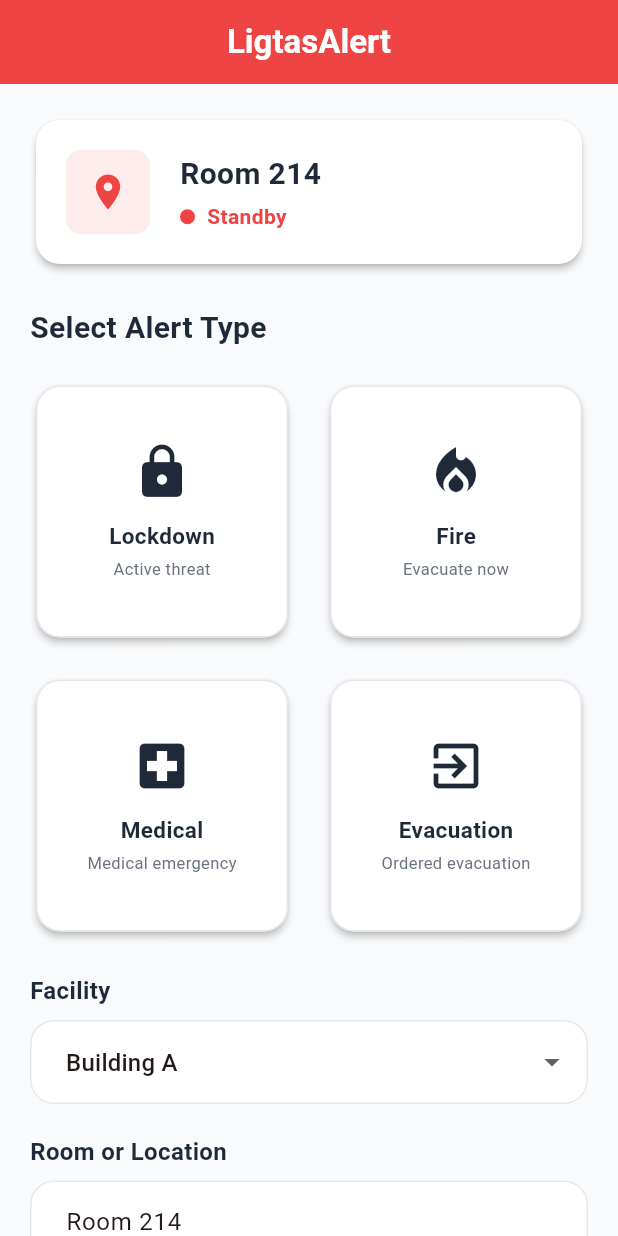
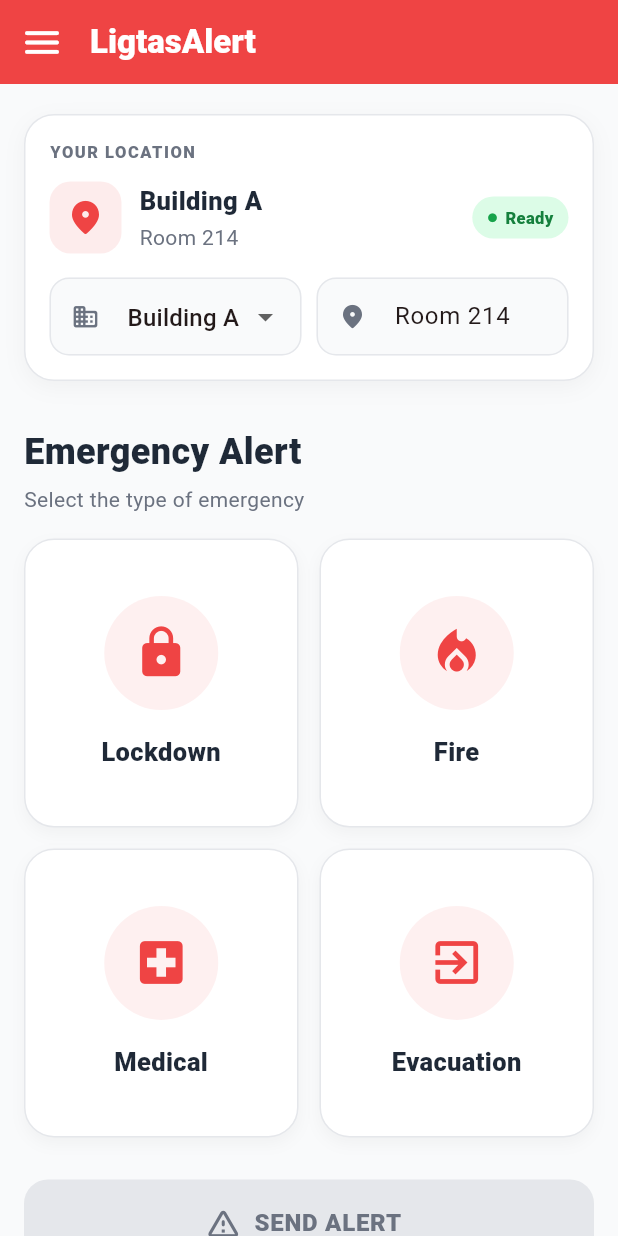
Before and after one commit to AlphaQbit/LigtasAlert_MAD, a Flutter app: the screen it shows after launch, on a phone screen of 412 x 824 dp. Run offline on Flutter 3.47's test engine with Material 3 defaults, Android fonts, the phone set to English and light mode, and no system bars.

Commit message:
update ui

```diff
--- a/lib/home_page.dart
+++ b/lib/home_page.dart
@@ -25,28 +25,59 @@ class _HomePageState extends State<HomePage> {
       backgroundColor: kBg,
       appBar: AppBar(
         backgroundColor: kPrimary,
+        foregroundColor: Colors.white,
         elevation: 0,
-        centerTitle: true,
+        titleSpacing: 4,
+        leading: IconButton(
+          icon: const Icon(
+            Icons.menu_rounded,
+            size: 30,
+          ),
+          onPressed: () {},
+        ),
         title: const Text(
           'LigtasAlert',
           style: TextStyle(
-            color: Colors.white,
-            fontWeight: FontWeight.bold,
+            fontSize: 22,
+            fontWeight: FontWeight.w800,
           ),
         ),
       ),
       body: SafeArea(
         child: SingleChildScrollView(
-          padding: const EdgeInsets.all(20),
+          padding: const EdgeInsets.fromLTRB(16, 20, 16, 32),
           child: Column(
             crossAxisAlignment: CrossAxisAlignment.stretch,
             children: [
-              _buildStatusCard(),
-              const SizedBox(height: 24),
-              _buildAlertTypeSection(),
-              const SizedBox(height: 24),
-              _buildFormSection(),
-              const SizedBox(height: 24),
+              _buildLocationPanel(),
+
+              const SizedBox(height: 30),
+
+              const Text(
+                'Emergency Alert',
+                style: TextStyle(
+                  fontSize: 24,
+                  fontWeight: FontWeight.w800,
+                  color: kTextPrimary,
+                ),
+              ),
+
+              const SizedBox(height: 5),
+
+              const Text(
+                'Select the type of emergency',
+                style: TextStyle(
+                  fontSize: 14,
+                  color: kTextSecondary,
+                ),
+              ),
+
+              const SizedBox(height: 16),
+
+              _buildAlertGrid(),
+
+              const SizedBox(height: 28),
+
               _buildSendButton(),
             ],
           ),
@@ -55,266 +86,370 @@ class _HomePageState extends State<HomePage> {
     );
   }
 
-  Widget _buildStatusCard() {
-    return Card(
+  Widget _buildLocationPanel() {
+    final facility = facilities.firstWhere(
+      (item) => item.id == _facility,
+      orElse: () => facilities.first,
+    );
+
+    return Container(
+      padding: const EdgeInsets.all(16),
+      decoration: BoxDecoration(
         color: kSurface,
-      elevation: 2,
-      shape: RoundedRectangleBorder(borderRadius: BorderRadius.circular(16)),
-      child: Padding(
-        padding: const EdgeInsets.all(20),
-        child: Row(
+        borderRadius: BorderRadius.circular(20),
+        border: Border.all(
+          color: kBorder,
+        ),
+        boxShadow: [
+          BoxShadow(
+            color: Colors.black.withValues(alpha: 0.04),
+            blurRadius: 12,
+            offset: const Offset(0, 4),
+          ),
+        ],
+      ),
+      child: Column(
+        crossAxisAlignment: CrossAxisAlignment.start,
+        children: [
+          const Text(
+            'YOUR LOCATION',
+            style: TextStyle(
+              fontSize: 11,
+              fontWeight: FontWeight.w800,
+              letterSpacing: 1,
+              color: kTextSecondary,
+            ),
+          ),
+
+          const SizedBox(height: 12),
+
+          Row(
             children: [
               Container(
-              padding: const EdgeInsets.all(14),
+                width: 48,
+                height: 48,
                 decoration: BoxDecoration(
-                color: kPrimary.withValues(alpha: 0.1),
-                borderRadius: BorderRadius.circular(10),
+                  color: kPrimary.withValues(alpha: 0.10),
+                  borderRadius: BorderRadius.circular(14),
                 ),
-              child: const Icon(Icons.location_on, color: kPrimary, size: 28),
+                child: const Icon(
+                  Icons.location_on_rounded,
+                  color: kPrimary,
+                  size: 27,
                 ),
-            const SizedBox(width: 20),
+              ),
+
+              const SizedBox(width: 12),
+
               Expanded(
                 child: Column(
                   crossAxisAlignment: CrossAxisAlignment.start,
                   children: [
                     Text(
-                    _room.text,
+                      facility.label,
                       style: const TextStyle(
-                      fontSize: 20,
-                      fontWeight: FontWeight.bold,
+                        fontSize: 17,
+                        fontWeight: FontWeight.w800,
                         color: kTextPrimary,
                       ),
                     ),
-                  const SizedBox(height: 4),
-                  Row(
-                    children: [
-                      Container(
-                        width: 10,
-                        height: 10,
-                        decoration: const BoxDecoration(
-                          color: kPrimary,
-                          shape: BoxShape.circle,
-                        ),
-                      ),
-                      const SizedBox(width: 8),
-                      const Text(
-                        'Standby',
-                        style: TextStyle(
-                          color: kPrimary,
-                          fontWeight: FontWeight.w600,
+                    const SizedBox(height: 2),
+                    Text(
+                      _room.text.isEmpty
+                          ? 'No room specified'
+                          : _room.text,
+                      style: const TextStyle(
+                        fontSize: 14,
+                        color: kTextSecondary,
                       ),
                     ),
                   ],
+                ),
+              ),
+
+              Container(
+                padding: const EdgeInsets.symmetric(
+                  horizontal: 10,
+                  vertical: 6,
+                ),
+                decoration: BoxDecoration(
+                  color: const Color(0xFFDCFCE7),
+                  borderRadius: BorderRadius.circular(20),
+                ),
+                child: const Row(
+                  mainAxisSize: MainAxisSize.min,
+                  children: [
+                    Icon(
+                      Icons.circle,
+                      size: 7,
+                      color: Color(0xFF16A34A),
+                    ),
+                    SizedBox(width: 5),
+                    Text(
+                      'Ready',
+                      style: TextStyle(
+                        fontSize: 11,
+                        fontWeight: FontWeight.w800,
+                        color: Color(0xFF15803D),
+                      ),
                     ),
                   ],
                 ),
               ),
             ],
           ),
+
+          const SizedBox(height: 16),
+
+          Row(
+            children: [
+              Expanded(
+                child: _buildLocationDropdown(),
+              ),
+              const SizedBox(width: 10),
+              Expanded(
+                child: _buildRoomField(),
+              ),
+            ],
+          ),
+        ],
       ),
     );
   }
 
-  Widget _buildAlertTypeSection() {
-    return Column(
-      crossAxisAlignment: CrossAxisAlignment.start,
-      children: [
-        const Text(
-          'Select Alert Type',
-          style: TextStyle(
-            fontSize: 20,
-            fontWeight: FontWeight.bold,
-            color: kTextPrimary,
-          ),
-        ),
-        const SizedBox(height: 20),
-        GridView.count(
-          crossAxisCount: 2,
-          shrinkWrap: true,
-          physics: const NeverScrollableScrollPhysics(),
-          mainAxisSpacing: 20,
-          crossAxisSpacing: 20,
-          childAspectRatio: 1.0,
-          children: [
-            for (final alertType in alertTypes)
-              _AlertTypeButton(
-                label: alertType.type,
-                icon: alertType.icon,
-                description: alertType.description,
-                isSelected: _selectedType == alertType.type,
-                onPressed: () => setState(() => _selectedType = alertType.type),
-              ),
-          ],
-        ),
-      ],
-    );
-  }
-
-  Widget _buildFormSection() {
-    return Column(
-      crossAxisAlignment: CrossAxisAlignment.start,
-      children: [
-        const Text(
-          'Facility',
-          style: TextStyle(
-            fontSize: 16,
-            fontWeight: FontWeight.bold,
-            color: kTextPrimary,
-          ),
-        ),
-        const SizedBox(height: 8),
-        DropdownButtonFormField<String>(
+  Widget _buildLocationDropdown() {
+    return DropdownButtonFormField<String>(
       initialValue: _facility,
-          decoration: _buildInputDecoration(
-            hintText: 'Select facility',
+      isExpanded: true,
+      decoration: _inputDecoration(
+        icon: Icons.business_rounded,
+        hint: 'Facility',
       ),
       items: [
         for (final facility in facilities)
           DropdownMenuItem(
             value: facility.id,
-                child: Text(facility.label),
+            child: Text(
+              facility.label,
+              overflow: TextOverflow.ellipsis,
+            ),
           ),
       ],
       onChanged: (value) {
-            setState(() => _facility = value ?? _facility);
+        setState(() {
+          _facility = value ?? _facility;
+        });
       },
-        ),
-        const SizedBox(height: 20),
-        const Text(
-          'Room or Location',
-          style: TextStyle(
-            fontSize: 16,
-            fontWeight: FontWeight.bold,
-            color: kTextPrimary,
-          ),
-        ),
-        const SizedBox(height: 8),
-        TextField(
-          controller: _room,
-          decoration: _buildInputDecoration(
-            hintText: 'e.g., Room 214, Floor 3',
-          ),
-          onChanged: (_) => setState(() {}),
-        ),
-        const SizedBox(height: 8),
-      ],
     );
   }
 
-  Widget _buildSendButton() {
-    return FilledButton.icon(
-      onPressed: _selectedType != null
-          ? () {
-              // TODO: show confirmation, send notification
+  Widget _buildRoomField() {
+    return TextField(
+      controller: _room,
+      onChanged: (_) {
+        setState(() {});
+      },
+      decoration: _inputDecoration(
+        icon: Icons.room_rounded,
+        hint: 'Room / Location',
+      ),
+    );
   }
-          : null,
-      style: FilledButton.styleFrom(
-        backgroundColor: _selectedType != null ? kDanger : kBorder,
-        padding: const EdgeInsets.symmetric(vertical: 16),
-        shape: RoundedRectangleBorder(
-          borderRadius: BorderRadius.circular(16),
+
+  InputDecoration _inputDecoration({
+    required IconData icon,
+    required String hint,
+  }) {
+    return InputDecoration(
+      hintText: hint,
+      prefixIcon: Icon(
+        icon,
+        size: 19,
+        color: kTextSecondary,
+      ),
+      filled: true,
+      fillColor: kBg,
+      contentPadding: const EdgeInsets.symmetric(
+        horizontal: 12,
+        vertical: 14,
+      ),
+      border: OutlineInputBorder(
+        borderRadius: BorderRadius.circular(13),
+        borderSide: const BorderSide(
+          color: kBorder,
         ),
       ),
-      icon: _selectedType != null
-          ? const Icon(Icons.warning_amber_rounded, size: 24)
-          : const Icon(Icons.warning_amber_rounded, size: 24),
-      label: const Text(
-        'Send Alert',
-        style: TextStyle(
-          fontSize: 18,
-          fontWeight: FontWeight.bold,
+      enabledBorder: OutlineInputBorder(
+        borderRadius: BorderRadius.circular(13),
+        borderSide: const BorderSide(
+          color: kBorder,
+        ),
+      ),
+      focusedBorder: OutlineInputBorder(
+        borderRadius: BorderRadius.circular(13),
+        borderSide: const BorderSide(
+          color: kPrimary,
+          width: 2,
         ),
       ),
     );
   }
 
-  InputDecoration _buildInputDecoration({String? hintText}) {
-    return InputDecoration(
-      hintText: hintText,
-      filled: true,
-      fillColor: kSurface,
-      contentPadding: const EdgeInsets.symmetric(horizontal: 20, vertical: 16),
-      border: OutlineInputBorder(
+  Widget _buildAlertGrid() {
+    return GridView.builder(
+      shrinkWrap: true,
+      physics: const NeverScrollableScrollPhysics(),
+      itemCount: alertTypes.length,
+      gridDelegate: const SliverGridDelegateWithFixedCrossAxisCount(
+        crossAxisCount: 2,
+        crossAxisSpacing: 14,
+        mainAxisSpacing: 14,
+        childAspectRatio: 0.95,
+      ),
+      itemBuilder: (context, index) {
+        final alertType = alertTypes[index];
+
+        return _EmergencyCard(
+          label: alertType.type,
+          icon: alertType.icon,
+          isSelected: _selectedType == alertType.type,
+          onPressed: () {
+            setState(() {
+              _selectedType = alertType.type;
+            });
+          },
+        );
+      },
+    );
+  }
+
+  Widget _buildSendButton() {
+    final enabled = _selectedType != null;
+
+    return SizedBox(
+      height: 58,
+      child: FilledButton.icon(
+        onPressed: enabled
+            ? () {
+                // Existing behavior preserved.
+              }
+            : null,
+        style: FilledButton.styleFrom(
+          backgroundColor: kDanger,
+          disabledBackgroundColor: kBorder,
+          foregroundColor: Colors.white,
+          disabledForegroundColor: kTextSecondary,
+          shape: RoundedRectangleBorder(
             borderRadius: BorderRadius.circular(16),
-        borderSide: const BorderSide(color: kBorder),
           ),
-      enabledBorder: OutlineInputBorder(
-        borderRadius: BorderRadius.circular(16),
-        borderSide: const BorderSide(color: kBorder),
         ),
-      focusedBorder: OutlineInputBorder(
-        borderRadius: BorderRadius.circular(16),
-        borderSide: const BorderSide(color: kPrimary, width: 2),
+        icon: const Icon(
+          Icons.warning_amber_rounded,
+          size: 25,
+        ),
+        label: const Text(
+          'SEND ALERT',
+          style: TextStyle(
+            fontSize: 16,
+            fontWeight: FontWeight.w900,
+            letterSpacing: 0.5,
+          ),
+        ),
       ),
     );
   }
 }
 
-class _AlertTypeButton extends StatelessWidget {
-  const _AlertTypeButton({
+class _EmergencyCard extends StatelessWidget {
+  const _EmergencyCard({
     required this.label,
     required this.icon,
-    required this.description,
     required this.isSelected,
     required this.onPressed,
   });
 
   final String label;
   final IconData icon;
-  final String description;
   final bool isSelected;
   final VoidCallback onPressed;
 
   @override
   Widget build(BuildContext context) {
-    return Card(
-      elevation: isSelected ? 4 : 2,
-      color: isSelected ? kDanger.withValues(alpha: 0.1) : kSurface,
-      shape: RoundedRectangleBorder(
-        borderRadius: BorderRadius.circular(16),
-        side: BorderSide(
+    return Material(
+      color: Colors.transparent,
+      child: InkWell(
+        borderRadius: BorderRadius.circular(20),
+        onTap: onPressed,
+        child: AnimatedContainer(
+          duration: const Duration(milliseconds: 180),
+          decoration: BoxDecoration(
+            color: isSelected
+                ? kDanger.withValues(alpha: 0.08)
+                : kSurface,
+            borderRadius: BorderRadius.circular(20),
+            border: Border.all(
               color: isSelected ? kDanger : kBorder,
-          width: isSelected ? 2 : 1,
+              width: isSelected ? 2.5 : 1,
+            ),
+            boxShadow: [
+              BoxShadow(
+                color: Colors.black.withValues(
+                  alpha: isSelected ? 0.08 : 0.035,
+                ),
+                blurRadius: isSelected ? 14 : 8,
+                offset: const Offset(0, 4),
+              ),
+            ],
+          ),
+          child: Column(
+            mainAxisAlignment: MainAxisAlignment.center,
+            children: [
+              AnimatedContainer(
+                duration: const Duration(milliseconds: 180),
+                width: 76,
+                height: 76,
+                decoration: BoxDecoration(
+                  color: isSelected
+                      ? kDanger
+                      : kDanger.withValues(alpha: 0.08),
+                  shape: BoxShape.circle,
+                ),
+                child: Icon(
+                  icon,
+                  size: 38,
+                  color: isSelected
+                      ? Colors.white
+                      : kDanger,
                 ),
               ),
-      child: InkWell(
-        borderRadius: BorderRadius.circular(16),
-        onTap: onPressed,
-        child: Padding(
-          padding: const EdgeInsets.symmetric(vertical: 24, horizontal: 16),
-          // ponytail: scaleDown so long labels ("Ordered evacuation") shrink to
-          // fit the tile instead of overflowing on narrow phones.
-          child: FittedBox(
-            fit: BoxFit.scaleDown,
-            child: Column(
-              mainAxisSize: MainAxisSize.min,
-              mainAxisAlignment: MainAxisAlignment.center,
-              children: [
-                Icon(
-                  icon,
-                  size: 40,
-                  color: isSelected ? kDanger : kTextPrimary,
-                ),
-                const SizedBox(height: 12),
+
+              const SizedBox(height: 16),
+
               Text(
                 label,
+                textAlign: TextAlign.center,
                 style: TextStyle(
-                    fontWeight: FontWeight.bold,
-                    fontSize: 15,
-                    color: isSelected ? kDanger : kTextPrimary,
+                  fontSize: 17,
+                  fontWeight: FontWeight.w900,
+                  color: isSelected
+                      ? kDanger
+                      : kTextPrimary,
                 ),
               ),
-                const SizedBox(height: 4),
-                Text(
-                  description,
-                  textAlign: TextAlign.center,
-                  style: const TextStyle(
-                    fontSize: 11,
-                    color: kTextSecondary,
+
+              if (isSelected) ...[
+                const SizedBox(height: 6),
+                const Text(
+                  'SELECTED',
+                  style: TextStyle(
+                    fontSize: 9,
+                    fontWeight: FontWeight.w900,
+                    letterSpacing: 1,
+                    color: kDanger,
                   ),
                 ),
               ],
-            ),
+            ],
           ),
         ),
       ),
```
Lines whose indentation alone changed are shown as unchanged.
